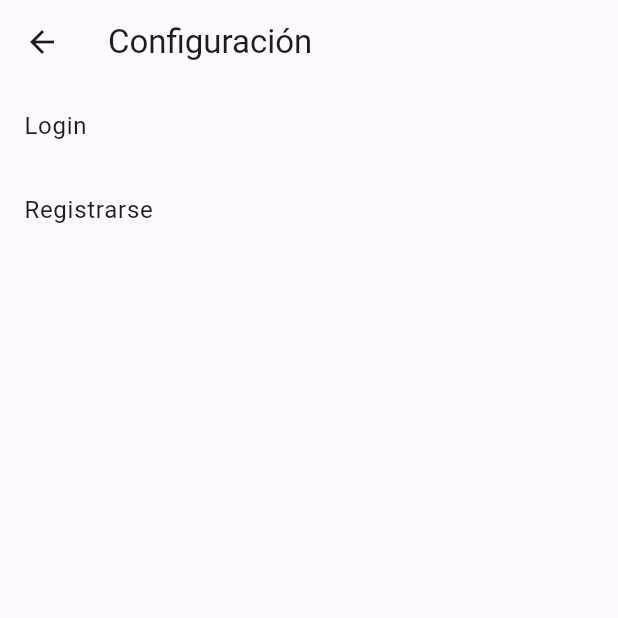
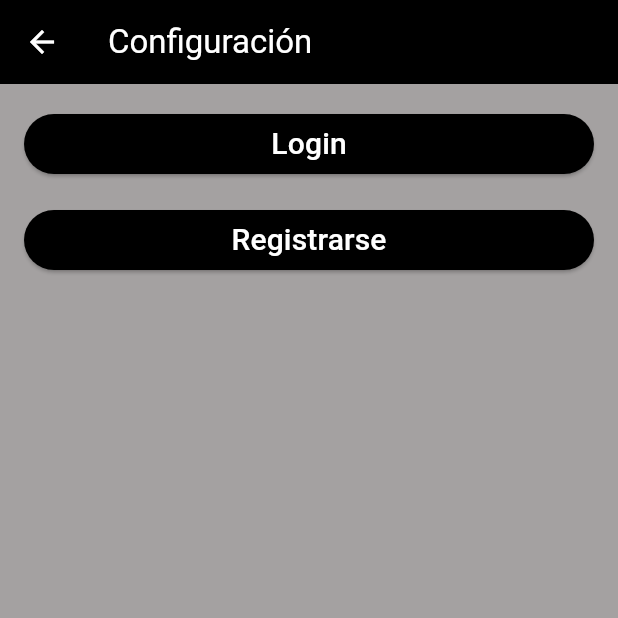
Before and after one commit to ElieGomez/DenfesaCivilAPP, a Flutter app: the ConfiguracionView screen opened by its route, on a phone screen of 412 x 824 dp, the top half of it. Run offline on Flutter 3.47's test engine with Material 3 defaults, Android fonts, the phone set to English and light mode, and no system bars; our stand-ins replace flick_video_player, google_maps_flutter, video_player, youtube_player_flutter.

Commit message:
Se modifico la UI de la parte de la configuracion

```diff
--- a/lib/screens/Configuracion.dart
+++ b/lib/screens/Configuracion.dart
@@ -13,52 +13,81 @@ class ConfiguracionView extends StatelessWidget {
 
     return Scaffold(
       appBar: AppBar(
-        title: Text('Configuración'),
+        iconTheme: IconThemeData(
+          color: Colors.white,
         ),
-      body: ListView(
+        title: Text(
+          'Configuración',
+          style: TextStyle(color: Colors.white),
+        ),
+        backgroundColor: Colors.black,
+      ),
+      body: Container(
+        color: Color.fromARGB(255, 164, 161, 161),
+        padding: EdgeInsets.all(16.0),
+        child: Column(
+          mainAxisAlignment: MainAxisAlignment.start,
+          crossAxisAlignment: CrossAxisAlignment.stretch,
           children: <Widget>[
+            SizedBox(height: 0), // Espacio adicional en la parte superior
             if (tokenProvider.token == '')
-            ListTile(
-              title: Text('Login'),
-              onTap: () {
+              ElevatedButton(
+                onPressed: () {
                   Navigator.push(
                     context,
                     MaterialPageRoute(builder: (context) => InicioSesion()),
                   );
                 },
+                child: Text('Login', style: TextStyle(color: Colors.white, fontSize: 20)),
+                style: ElevatedButton.styleFrom(
+                  primary: Colors.black,
                 ),
+              ),
+            SizedBox(height: 16.0),
             if (tokenProvider.token == '')
-            ListTile(
-              title: Text('Registrarse'),
-              onTap: () {
+              ElevatedButton(
+                onPressed: () {
                   Navigator.push(
                     context,
                     MaterialPageRoute(builder: (context) => SingUp()),
                   );
                 },
+                child: Text('Registrarse', style: TextStyle(color: Colors.white, fontSize: 20)),
+                style: ElevatedButton.styleFrom(
+                  primary: Colors.black,
                 ),
+              ),
+            // Espacio adicional entre los botones y la parte inferior
             if (tokenProvider.token != '')
-            ListTile(
-              title: Text('Cambiar contraseña'),
-              onTap: () {
+              ElevatedButton(
+                onPressed: () {
                   Navigator.push(
                     context,
                     MaterialPageRoute(builder: (context) => ChangePassword()),
                   );
                 },
+                child: Text('Cambiar contraseña', style: TextStyle(color: Colors.white, fontSize: 20)),
+                style: ElevatedButton.styleFrom(
+                  primary: Colors.black,
                 ),
+              ),
+            SizedBox(height: 16.0),
             if (tokenProvider.token != '')
-            ListTile(
-              title: Text('Cerrar Sesion'),
-              onTap: () {
+              ElevatedButton(
+                onPressed: () {
                   Provider.of<AuthToken>(context, listen: false).setToken('');
                   Navigator.push(
                     context,
                     MaterialPageRoute(builder: (context) => InicioSesion()),
                   );
                 },
+                child: Text('Cerrar Sesión', style: TextStyle(color: Colors.white, fontSize: 20)),
+                style: ElevatedButton.styleFrom(
+                  primary: Colors.black,
+                ),
               ),
           ],
+        ),
       ),
     );
   }
```
Lines whose indentation alone changed are shown as unchanged.
